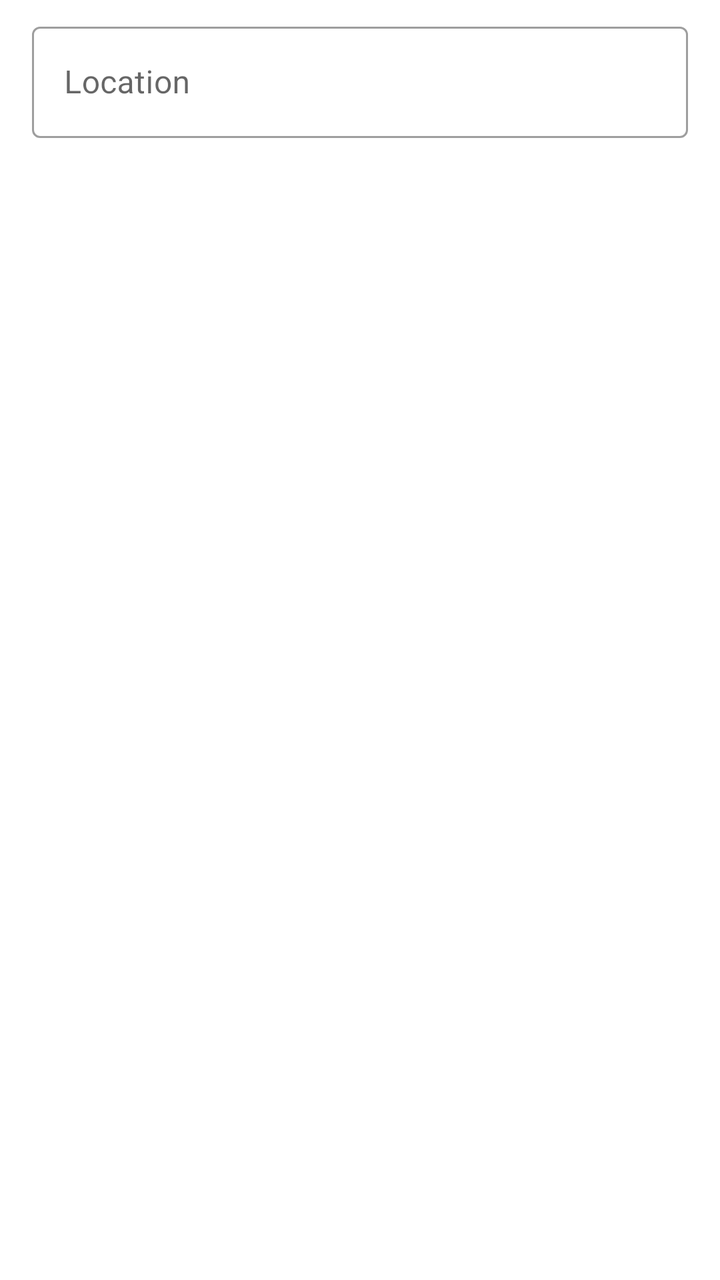
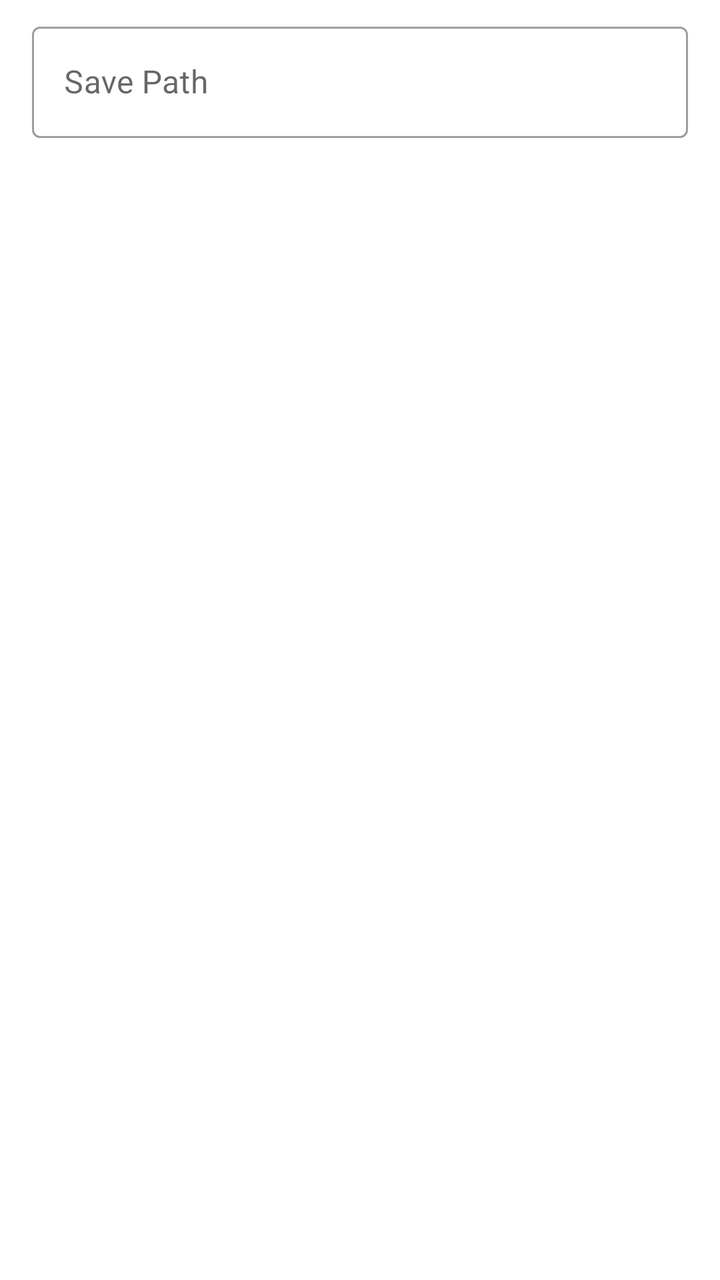

An Android layout rendered at two revisions. The XML below is the earlier revision; the diff shows what the commit changed to produce the second picture.
<!-- AndroidManifest.xml: application theme AppTheme -->
<!-- res/layout/dialog_torrent_location.xml -->
<?xml version="1.0" encoding="utf-8"?>
<FrameLayout xmlns:android="http://schemas.android.com/apk/res/android"
    android:layout_width="match_parent"
    android:layout_height="wrap_content">

    <com.google.android.material.textfield.TextInputLayout
        android:id="@+id/input_layout_location"
        style="@style/Widget.MaterialComponents.TextInputLayout.OutlinedBox"
        android:layout_width="match_parent"
        android:layout_height="wrap_content"
        android:layout_marginHorizontal="16dp"
        android:layout_marginTop="8dp">

        <com.google.android.material.textfield.TextInputEditText
            android:id="@+id/edit_location"
            android:layout_width="match_parent"
            android:layout_height="wrap_content"
            android:hint="Location"
            android:inputType="text" />

    </com.google.android.material.textfield.TextInputLayout>

</FrameLayout>
<!-- resources referenced by this layout -->
<resources>
  <style name="AppTheme" parent="Theme.MaterialComponents.DayNight.NoActionBar">
          <item name="colorPrimary">@color/color_primary</item>
          <item name="colorPrimaryDark">@color/color_primary_dark</item>
          <item name="colorPrimaryVariant">@color/color_primary_variant</item>
          <item name="colorOnPrimary">@color/color_on_primary</item>
  
          <item name="colorSecondary">@color/color_secondary</item>
          <item name="colorSecondaryVariant">@color/color_secondary_variant</item>
          <item name="colorOnSecondary">@color/color_on_secondary</item>
  
          <item name="windowActionModeOverlay">true</item>
          <item name="actionBarTheme">@style/AppTheme.ToolbarOverlay</item>
  
          <item name="android:textAlignment">viewStart</item>
  
          <item name="snackbarTextViewStyle">@style/AppTheme.SnackbarTextViewStyle</item>
      </style>
  <color name="color_primary">#03A9F4</color>
  <color name="color_primary_dark">#007AC1</color>
  <color name="color_primary_variant">#007AC1</color>
  <color name="color_on_primary">#FFFFFF</color>
  <color name="color_secondary">#FFB300</color>
  <color name="color_secondary_variant">#C68400</color>
  <color name="color_on_secondary">#000000</color>
  <style name="AppTheme.ToolbarOverlay" parent="ThemeOverlay.MaterialComponents.Dark.ActionBar" />
  <style name="AppTheme.SnackbarTextViewStyle" parent="Widget.MaterialComponents.Snackbar.TextView">
          <item name="android:maxLines">15</item>
      </style>
</resources>

<!-- the commit's change to res/layout/dialog_torrent_location.xml (unified diff, before → after) -->
@@ -15,7 +15,7 @@
             android:id="@+id/edit_location"
             android:layout_width="match_parent"
             android:layout_height="wrap_content"
-            android:hint="Location"
+            android:hint="@string/torrent_overview_save_path"
             android:inputType="text" />
 
     </com.google.android.material.textfield.TextInputLayout>
<!-- resource entries referenced after the edit -->
@@ -1,5 +1,6 @@
 <!-- resources referenced by this layout -->
 <resources>
+  <string name="torrent_overview_save_path">Save Path</string>
   <style name="AppTheme" parent="Theme.MaterialComponents.DayNight.NoActionBar">
           <item name="colorPrimary">@color/color_primary</item>
           <item name="colorPrimaryDark">@color/color_primary_dark</item>
